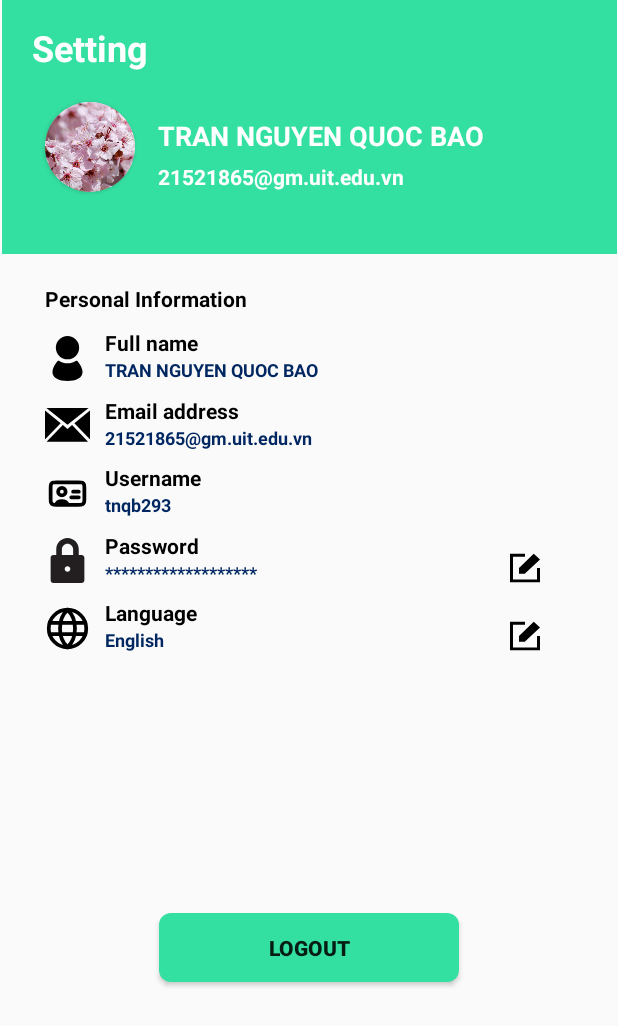
After one commit to tnqb293/NT118.O13.MMCL_FinalProject, an Android app: the layout fragment_setting.xml on its own in the app's theme, with its tools: preview values and no code run, on a phone screen of 412 x 824 dp. The commit adds this screen. Shown: the top 1026 px of the screen. Run offline under Robolectric (Android 15) with nearby library versions, the phone set to English and light mode, and no system bars.

Commit message:
update fragment setting

```diff
--- /dev/null
+++ b/WeatherApp/app/src/main/res/drawable/bg_banner_setting.xml
@@ -0,0 +1,5 @@
+<?xml version="1.0" encoding="utf-8"?>
+<shape xmlns:android="http://schemas.android.com/apk/res/android">
+
+    <solid android:color="@color/green_theme" />
+</shape>
--- /dev/null
+++ b/WeatherApp/app/src/main/res/drawable/ic_edit.xml
@@ -0,0 +1,12 @@
+<vector xmlns:android="http://schemas.android.com/apk/res/android"
+    android:width="800dp"
+    android:height="800dp"
+    android:viewportWidth="21"
+    android:viewportHeight="21">
+  <path
+      android:pathData="M18.9,18.511L2.1,18.511L2.1,2.596L10.5,2.596L10.5,0.606L0,0.606L0,20.5L21,20.5L21,10.553L18.9,10.553L18.9,18.511ZM6.3,10.45L16.631,0.5L21,4.615L10.334,14.532L6.3,14.532L6.3,10.45Z"
+      android:strokeWidth="1"
+      android:fillColor="#000000"
+      android:fillType="evenOdd"
+      android:strokeColor="#00000000"/>
+</vector>
--- /dev/null
+++ b/WeatherApp/app/src/main/res/drawable/ic_language.xml
@@ -0,0 +1,27 @@
+<vector xmlns:android="http://schemas.android.com/apk/res/android"
+    android:width="800dp"
+    android:height="800dp"
+    android:viewportWidth="24"
+    android:viewportHeight="24">
+  <path
+      android:pathData="M12,12m-10,0a10,10 0,1 1,20 0a10,10 0,1 1,-20 0"
+      android:strokeLineJoin="round"
+      android:strokeWidth="2"
+      android:fillColor="#00000000"
+      android:strokeColor="#000000"
+      android:strokeLineCap="round"/>
+  <path
+      android:pathData="M12,22C14.667,19.576 16,16.242 16,12C16,7.758 14.667,4.424 12,2C9.333,4.424 8,7.758 8,12C8,16.242 9.333,19.576 12,22Z"
+      android:strokeLineJoin="round"
+      android:strokeWidth="2"
+      android:fillColor="#00000000"
+      android:strokeColor="#000000"
+      android:strokeLineCap="round"/>
+  <path
+      android:pathData="M2.5,9L21.5,9M2.5,15L21.5,15"
+      android:strokeLineJoin="round"
+      android:strokeWidth="2"
+      android:fillColor="#00000000"
+      android:strokeColor="#000000"
+      android:strokeLineCap="round"/>
+</vector>
--- /dev/null
+++ b/WeatherApp/app/src/main/res/drawable/ic_lock.xml
@@ -0,0 +1,9 @@
+<vector xmlns:android="http://schemas.android.com/apk/res/android"
+    android:width="800dp"
+    android:height="800dp"
+    android:viewportWidth="64"
+    android:viewportHeight="64">
+  <path
+      android:pathData="M52,24h-4v-8c0,-8.836 -7.164,-16 -16,-16S16,7.164 16,16v8h-4c-2.211,0 -4,1.789 -4,4v32c0,2.211 1.789,4 4,4h40c2.211,0 4,-1.789 4,-4V28C56,25.789 54.211,24 52,24zM32,48c-2.211,0 -4,-1.789 -4,-4s1.789,-4 4,-4s4,1.789 4,4S34.211,48 32,48zM40,24H24v-8c0,-4.418 3.582,-8 8,-8s8,3.582 8,8V24z"
+      android:fillColor="#231F20"/>
+</vector>
--- /dev/null
+++ b/WeatherApp/app/src/main/res/drawable/ic_mail.xml
@@ -0,0 +1,12 @@
+<vector xmlns:android="http://schemas.android.com/apk/res/android"
+    android:width="800dp"
+    android:height="800dp"
+    android:viewportWidth="32"
+    android:viewportHeight="32">
+  <path
+      android:pathData="M16,18.416L12.684,15.667L1.115,27.51L30.591,27.51L19.235,15.647L16,18.416L16,18.416ZM20.89,14.39L31.892,25.829C31.955,25.607 32,25.377 32,25.134L32,5.362L20.89,14.39L20.89,14.39ZM0,5.316L0,25.134C0,25.377 0.045,25.607 0.108,25.829L11.147,14.427L0,5.316L0,5.316ZM31,3.5L1,3.5L16,15.519L31,3.5L31,3.5Z"
+      android:strokeWidth="1"
+      android:fillColor="#000000"
+      android:fillType="evenOdd"
+      android:strokeColor="#00000000"/>
+</vector>
--- /dev/null
+++ b/WeatherApp/app/src/main/res/drawable/ic_person1.xml
@@ -0,0 +1,12 @@
+<vector xmlns:android="http://schemas.android.com/apk/res/android"
+    android:width="800dp"
+    android:height="800dp"
+    android:viewportWidth="512"
+    android:viewportHeight="512">
+  <path
+      android:pathData="M256,265.31c73.25,0 132.64,-59.39 132.64,-132.65C388.64,59.41 329.25,0 256,0c-73.26,0 -132.64,59.41 -132.64,132.65C123.36,205.92 182.74,265.31 256,265.31z"
+      android:fillColor="#000000"/>
+  <path
+      android:pathData="M425.87,393.1c-5.92,-35.47 -36,-84.51 -57.55,-107.46c-5.83,-6.21 -15.95,-3.63 -19.5,-1.43c-27.04,16.67 -58.78,26.4 -92.82,26.4c-34.04,0 -65.78,-9.73 -92.82,-26.4c-3.56,-2.2 -13.68,-4.78 -19.5,1.43c-21.55,22.96 -51.63,71.99 -57.55,107.46C71.57,480.44 164.88,512 256,512C347.12,512 440.43,480.44 425.87,393.1z"
+      android:fillColor="#000000"/>
+</vector>
--- /dev/null
+++ b/WeatherApp/app/src/main/res/drawable/ic_username.xml
@@ -0,0 +1,13 @@
+<vector xmlns:android="http://schemas.android.com/apk/res/android"
+    android:width="800dp"
+    android:height="800dp"
+    android:viewportWidth="24"
+    android:viewportHeight="24">
+  <path
+      android:pathData="M6,18C6.064,18 6.129,18 6.197,18H12M6,18C5.012,17.999 4.493,17.987 4.092,17.782C3.715,17.59 3.41,17.284 3.218,16.907C3,16.48 3,15.92 3,14.8V9.2C3,8.08 3,7.52 3.218,7.092C3.41,6.715 3.715,6.41 4.092,6.218C4.52,6 5.08,6 6.2,6H17.8C18.92,6 19.48,6 19.907,6.218C20.284,6.41 20.59,6.715 20.782,7.092C21,7.519 21,8.079 21,9.197V14.803C21,15.921 21,16.48 20.782,16.907C20.59,17.284 20.284,17.59 19.907,17.782C19.48,18 18.921,18 17.803,18H12M6,18C6,16.895 7.343,16 9,16C10.657,16 12,16.895 12,18M6,18C6,18 6,18 6,18ZM18,14H14M18,11H15M9,13C7.895,13 7,12.105 7,11C7,9.895 7.895,9 9,9C10.105,9 11,9.895 11,11C11,12.105 10.105,13 9,13Z"
+      android:strokeLineJoin="round"
+      android:strokeWidth="2"
+      android:fillColor="#00000000"
+      android:strokeColor="#000000"
+      android:strokeLineCap="round"/>
+</vector>
--- /dev/null
+++ b/WeatherApp/app/src/main/res/layout/fragment_setting.xml
@@ -0,0 +1,274 @@
+<?xml version="1.0" encoding="utf-8"?>
+<androidx.constraintlayout.widget.ConstraintLayout xmlns:android="http://schemas.android.com/apk/res/android"
+    android:layout_width="match_parent"
+    android:layout_height="match_parent"
+    xmlns:app="http://schemas.android.com/apk/res-auto"
+    android:layout_marginLeft="0dp"
+    android:layout_marginRight="0dp">
+    <View
+        android:id="@+id/v_banner"
+        android:layout_width="410dp"
+        android:layout_height="169dp"
+        android:background="@drawable/bg_banner_setting"
+        app:layout_constraintRight_toRightOf="parent"
+        app:layout_constraintLeft_toLeftOf="parent"
+        app:layout_constraintTop_toTopOf="parent"
+        />
+    <TextView
+        android:id="@+id/tv_setting"
+        android:layout_width="wrap_content"
+        android:layout_height="wrap_content"
+        app:layout_constraintLeft_toLeftOf="@+id/v_banner"
+        app:layout_constraintTop_toTopOf="parent"
+        android:text="Setting"
+        android:textSize="24dp"
+        android:textStyle="bold"
+        android:textColor="@color/white"
+        android:layout_marginLeft="20dp"
+        android:layout_marginTop="15dp"
+        />
+    <androidx.cardview.widget.CardView
+        android:id="@+id/cv_image_user"
+        android:layout_width="60dp"
+        android:layout_height="60dp"
+        app:cardCornerRadius="60dp"
+        app:layout_constraintTop_toBottomOf="@id/tv_setting"
+        app:layout_constraintLeft_toLeftOf="parent"
+        android:layout_marginTop="20dp"
+        android:layout_marginLeft="30dp">
+
+        <ImageView
+            android:id="@+id/iv_image_user"
+            android:layout_width="match_parent"
+            android:layout_height="match_parent"
+            android:src="@drawable/img_default"
+            android:scaleType="centerCrop"
+            />
+    </androidx.cardview.widget.CardView>
+    <TextView
+        android:id="@+id/tv_username_setting"
+        android:layout_width="wrap_content"
+        android:layout_height="wrap_content"
+        app:layout_constraintTop_toBottomOf="@+id/tv_setting"
+        app:layout_constraintLeft_toRightOf="@id/cv_image_user"
+        android:layout_marginTop="30dp"
+        android:layout_marginLeft="15dp"
+        android:text="@string/name_banner"
+        android:textStyle="bold"
+        android:textSize="18dp"
+        android:textColor="@color/white"/>
+    <TextView
+        android:layout_width="wrap_content"
+        android:layout_height="wrap_content"
+        app:layout_constraintTop_toBottomOf="@id/tv_username_setting"
+        app:layout_constraintLeft_toRightOf="@id/cv_image_user"
+        android:layout_marginTop="5dp"
+        android:layout_marginLeft="15dp"
+        android:textSize="14dp"
+        android:textStyle="bold"
+        android:textColor="@color/white"
+        android:text="@string/email_banner"/>
+    <TextView
+        android:id="@+id/tv_personal_information"
+        android:layout_width="wrap_content"
+        android:layout_height="wrap_content"
+        app:layout_constraintTop_toBottomOf="@id/v_banner"
+        app:layout_constraintLeft_toLeftOf="parent"
+        android:layout_marginLeft="30dp"
+        android:layout_marginTop="20dp"
+        android:textSize="14dp"
+        android:textStyle="bold"
+        android:textColor="@color/black"
+        android:text="@string/information"
+        />
+    <ImageView
+        android:id="@+id/iv_person1"
+        android:layout_width="30dp"
+        android:layout_height="30dp"
+        app:layout_constraintTop_toBottomOf="@+id/tv_personal_information"
+        app:layout_constraintLeft_toLeftOf="parent"
+        android:layout_marginTop="15dp"
+        android:layout_marginLeft="30dp"
+        android:src="@drawable/ic_person1"/>
+    <TextView
+        android:id="@+id/tv_fulname"
+        android:layout_width="wrap_content"
+        android:layout_height="wrap_content"
+        app:layout_constraintTop_toBottomOf="@id/tv_personal_information"
+        app:layout_constraintLeft_toRightOf="@id/iv_person1"
+        android:layout_marginTop="10dp"
+        android:layout_marginLeft="10dp"
+        android:text="@string/full_name"
+        android:textStyle="bold"
+        android:textSize="14dp"
+        android:textColor="@color/black"/>
+    <TextView
+        android:layout_width="wrap_content"
+        android:layout_height="wrap_content"
+        app:layout_constraintTop_toBottomOf="@id/tv_fulname"
+        app:layout_constraintLeft_toRightOf="@id/iv_person1"
+        android:layout_marginLeft="10dp"
+        android:textSize="12dp"
+        android:textStyle="bold"
+        android:textColor="#002761"
+        android:text="@string/edit_full_name"/>
+    <ImageView
+        android:id="@+id/iv_email"
+        android:layout_width="30dp"
+        android:layout_height="30dp"
+        app:layout_constraintTop_toBottomOf="@+id/tv_personal_information"
+        app:layout_constraintLeft_toLeftOf="parent"
+        android:layout_marginTop="60dp"
+        android:layout_marginLeft="30dp"
+        android:src="@drawable/ic_mail"/>
+    <TextView
+        android:id="@+id/tv_email"
+        android:layout_width="wrap_content"
+        android:layout_height="wrap_content"
+        app:layout_constraintTop_toBottomOf="@id/tv_personal_information"
+        app:layout_constraintLeft_toRightOf="@id/iv_person1"
+        android:layout_marginTop="55dp"
+        android:layout_marginLeft="10dp"
+        android:text="@string/email_address"
+        android:textStyle="bold"
+        android:textSize="14dp"
+        android:textColor="@color/black"/>
+    <TextView
+        android:layout_width="wrap_content"
+        android:layout_height="wrap_content"
+        app:layout_constraintTop_toBottomOf="@id/tv_fulname"
+        app:layout_constraintLeft_toRightOf="@id/iv_person1"
+        android:layout_marginTop="45dp"
+        android:layout_marginLeft="10dp"
+        android:textSize="12dp"
+        android:textStyle="bold"
+        android:textColor="#002761"
+        android:text="@string/edit_email_address"/>
+    <ImageView
+        android:id="@+id/iv_username"
+        android:layout_width="30dp"
+        android:layout_height="30dp"
+        app:layout_constraintTop_toBottomOf="@+id/tv_personal_information"
+        app:layout_constraintLeft_toLeftOf="parent"
+        android:layout_marginTop="105dp"
+        android:layout_marginLeft="30dp"
+        android:src="@drawable/ic_username"/>
+    <TextView
+        android:id="@+id/tv_username"
+        android:layout_width="wrap_content"
+        android:layout_height="wrap_content"
+        app:layout_constraintTop_toBottomOf="@id/tv_personal_information"
+        app:layout_constraintLeft_toRightOf="@id/iv_person1"
+        android:layout_marginTop="100dp"
+        android:layout_marginLeft="10dp"
+        android:text="@string/user_name"
+        android:textStyle="bold"
+        android:textSize="14dp"
+        android:textColor="@color/black"/>
+    <TextView
+        android:layout_width="wrap_content"
+        android:layout_height="wrap_content"
+        app:layout_constraintTop_toBottomOf="@id/tv_fulname"
+        app:layout_constraintLeft_toRightOf="@id/iv_person1"
+        android:layout_marginTop="90dp"
+        android:layout_marginLeft="10dp"
+        android:textSize="12dp"
+        android:textStyle="bold"
+        android:textColor="#002761"
+        android:text="@string/edit_user_name"/>
+    <ImageView
+        android:id="@+id/iv_password"
+        android:layout_width="30dp"
+        android:layout_height="30dp"
+        app:layout_constraintTop_toBottomOf="@+id/tv_personal_information"
+        app:layout_constraintLeft_toLeftOf="parent"
+        android:layout_marginTop="150dp"
+        android:layout_marginLeft="30dp"
+        android:src="@drawable/ic_lock"/>
+    <TextView
+        android:id="@+id/tv_password"
+        android:layout_width="wrap_content"
+        android:layout_height="wrap_content"
+        app:layout_constraintTop_toBottomOf="@id/tv_personal_information"
+        app:layout_constraintLeft_toRightOf="@id/iv_person1"
+        android:layout_marginTop="145dp"
+        android:layout_marginLeft="10dp"
+        android:text="@string/pass_word"
+        android:textStyle="bold"
+        android:textSize="14dp"
+        android:textColor="@color/black"/>
+    <TextView
+        android:layout_width="wrap_content"
+        android:layout_height="wrap_content"
+        app:layout_constraintTop_toBottomOf="@id/tv_fulname"
+        app:layout_constraintLeft_toRightOf="@id/iv_person1"
+        android:layout_marginTop="135dp"
+        android:layout_marginLeft="10dp"
+        android:textSize="12dp"
+        android:textStyle="bold"
+        android:textColor="#002761"
+        android:text="@string/edit_pass_word"/>
+    <ImageView
+        android:id="@+id/bt_edit_password"
+        android:layout_width="20dp"
+        android:layout_height="20dp"
+        app:layout_constraintLeft_toRightOf="@id/iv_password"
+        app:layout_constraintTop_toBottomOf="@id/tv_personal_information"
+        android:layout_marginTop="160dp"
+        android:layout_marginStart="280dp"
+        android:background="@drawable/ic_edit"/>
+    <ImageView
+        android:id="@+id/iv_language"
+        android:layout_width="30dp"
+        android:layout_height="30dp"
+        app:layout_constraintTop_toBottomOf="@+id/tv_personal_information"
+        app:layout_constraintLeft_toLeftOf="parent"
+        android:layout_marginTop="195dp"
+        android:layout_marginLeft="30dp"
+        android:src="@drawable/ic_language"/>
+    <TextView
+        android:id="@+id/tv_language"
+        android:layout_width="wrap_content"
+        android:layout_height="wrap_content"
+        app:layout_constraintTop_toBottomOf="@id/tv_personal_information"
+        app:layout_constraintLeft_toRightOf="@id/iv_person1"
+        android:layout_marginTop="190dp"
+        android:layout_marginLeft="10dp"
+        android:text="@string/language"
+        android:textStyle="bold"
+        android:textSize="14dp"
+        android:textColor="@color/black"/>
+    <TextView
+        android:layout_width="wrap_content"
+        android:layout_height="wrap_content"
+        app:layout_constraintTop_toBottomOf="@id/tv_fulname"
+        app:layout_constraintLeft_toRightOf="@id/iv_person1"
+        android:layout_marginTop="180dp"
+        android:layout_marginLeft="10dp"
+        android:textSize="12dp"
+        android:textStyle="bold"
+        android:textColor="#002761"
+        android:text="@string/edit_language"/>
+    <ImageView
+        android:id="@+id/bt_edit_language"
+        android:layout_width="20dp"
+        android:layout_height="20dp"
+        app:layout_constraintLeft_toRightOf="@id/iv_language"
+        app:layout_constraintTop_toBottomOf="@id/tv_personal_information"
+        android:layout_marginTop="205dp"
+        android:layout_marginStart="280dp"
+        android:background="@drawable/ic_edit"/>
+    <Button
+        android:id="@+id/bt_logout"
+        android:layout_width="200dp"
+        android:layout_height="46dp"
+        app:layout_constraintTop_toBottomOf="@id/tv_personal_information"
+        app:layout_constraintLeft_toLeftOf="parent"
+        app:layout_constraintRight_toRightOf="parent"
+        android:layout_marginTop="400dp"
+        android:background="@drawable/bg_button_login"
+        android:text="@string/logout"
+        android:textStyle="bold"/>
+
+
+</androidx.constraintlayout.widget.ConstraintLayout>
--- a/WeatherApp/app/src/main/res/values/strings.xml
+++ b/WeatherApp/app/src/main/res/values/strings.xml
@@ -18,7 +18,7 @@
     <string name="now_you">Now you are ready to log in. By signing in you are agreeing our Term and privacy policy.</string>
     <string name="old_password">Enter the old password</string>
     <string name="new_password">Enter the new password</string>
-    <string name="confirm_password">Confirm password</string>
+    <string name="confirmư_password">Confirm password</string>
     <string name="you_can_change_password">You can change your password now.</string>
     <string name="changepassword">CHANGE PASSWORD</string>
     <string name="login">LOGIN</string>
@@ -47,4 +47,19 @@
     <string name="percent"> %</string>
     <string name="mm"> mm</string>
     <string name="km_h"> km/h</string>
+    <string name="setting">Setting</string>
+    <string name="name_banner">TRAN NGUYEN QUOC BAO</string>
+    <string name="email_banner">21521865@gm.uit.edu.vn</string>
+    <string name="information">Personal Information</string>
+    <string name="full_name">Full name</string>
+    <string name="edit_full_name">TRAN NGUYEN QUOC BAO</string>
+    <string name="email_address">Email address</string>
+    <string name="edit_email_address">21521865@gm.uit.edu.vn</string>
+    <string name="user_name">Username</string>
+    <string name="edit_user_name">tnqb293</string>
+    <string name="pass_word">Password</string>
+    <string name="edit_pass_word">*******************</string>
+    <string name="language">Language</string>
+    <string name="edit_language">English</string>
+    <string name="logout">LOGOUT</string>
 </resources>
```
